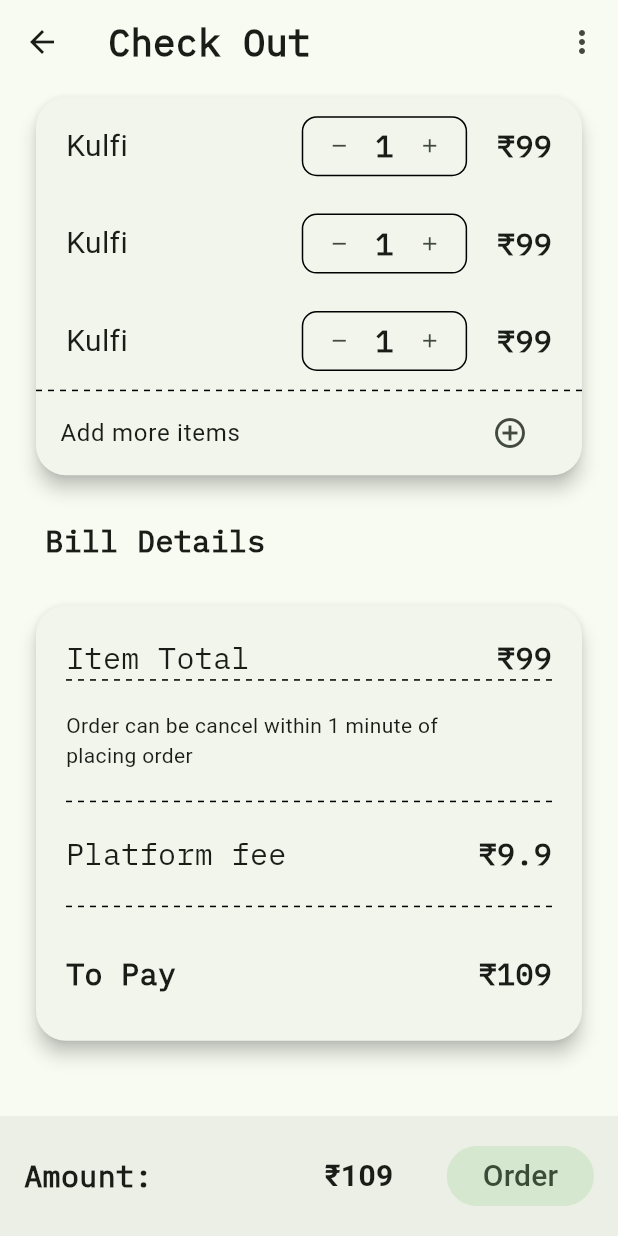
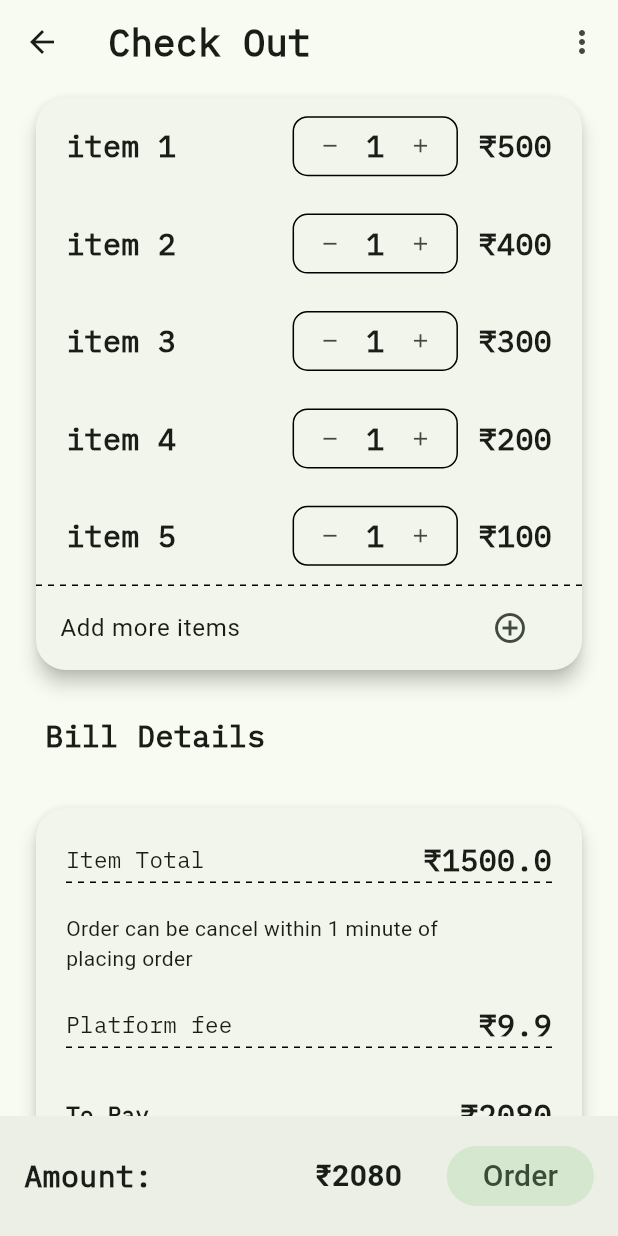
Before and after one commit to Cscreed3131/Silicon_Eats, a Flutter app: the screen it shows once a user with an empty profile is signed in, after a tap on the "fastfood" icon, on a phone screen of 412 x 824 dp. Run offline on Flutter 3.47's test engine with Material 2 defaults, Android fonts, the phone set to English and light mode, and no system bars; drawn by our look-alikes of dotted_line; our stand-ins replace cloud_firestore, firebase_auth, firebase_core, firebase_storage, flutter_riverpod, image_picker; accounts and stored records are empty.

Commit message:
major chanages in cartscreen

```diff
--- a/lib/src/home/screens/cart_screen.dart
+++ b/lib/src/home/screens/cart_screen.dart
@@ -1,24 +1,84 @@
 import 'package:dotted_line/dotted_line.dart';
 import 'package:flutter/material.dart';
 
-class CartScreen extends StatelessWidget {
+class CartScreen extends StatefulWidget {
   const CartScreen({super.key});
   static const routeName = '/cart-screen';
+  @override
+  State<CartScreen> createState() => _CartScreenState();
+}
+
+class _CartScreenState extends State<CartScreen> {
+  final itemMap = {
+    'item 1': 500,
+    'item 2': 400,
+    'item 3': 300,
+    'item 4': 200,
+    'item 5': 100,
+  };
+
+  Map<String, int> itemCount = {};
+
+  @override
+  void initState() {
+    super.initState();
+    itemCount = Map.fromEntries(itemMap.entries.map((e) => MapEntry(e.key, 1)));
+  }
+
+  void _incrementCount(String itemName) {
+    setState(() {
+      itemCount[itemName] = itemCount[itemName]! + 1;
+    });
+  }
+
+  void _decrementCount(String itemName) {
+    setState(() {
+      if (itemCount[itemName]! > 0) {
+        itemCount[itemName] = itemCount[itemName]! - 1;
+      }
+    });
+  }
+
+  double calculateItemTotal() {
+    double total = 0;
+    itemMap.forEach((key, value) {
+      total += value * itemCount[key]!;
+    });
+    return total;
+  }
+
+  double calculateGST() {
+    double total = calculateItemTotal();
+    return total * 0.18;
+  }
+
+  double getDeliveryPrice() {
+    double kms = 10;
+    double fixedPrice = 30;
+    return kms * fixedPrice;
+  }
+
+  int calulateAmount() {
+    double gst = calculateGST();
+    double total = calculateItemTotal();
+    double delivery = getDeliveryPrice();
+    double result = gst + total + delivery + 9.9;
+    return result.round();
+  }
+
   @override
   Widget build(BuildContext context) {
     final screenHeight = MediaQuery.of(context).size.height;
     final screenwidth = MediaQuery.of(context).size.width;
+
     return Scaffold(
-      body: CustomScrollView(
-        slivers: [
-          SliverAppBar(
-            pinned: true,
+      appBar: AppBar(
         title: const Text(
           'Check Out',
           style: TextStyle(
-                fontFamily: 'IBMPLexMono',
+            fontFamily: 'IBMPlexMono',
+            fontSize: 25.0,
             fontWeight: FontWeight.bold,
-                fontSize: 25,
           ),
         ),
         actions: [
@@ -40,8 +100,10 @@ class CartScreen extends StatelessWidget {
           )
         ],
       ),
-          SliverToBoxAdapter(
-            child: Padding(
+      body: SingleChildScrollView(
+        child: Column(
+          children: [
+            Padding(
               padding: const EdgeInsets.symmetric(
                 horizontal: 20,
                 vertical: 5,
@@ -53,12 +115,12 @@ class CartScreen extends StatelessWidget {
                     SizedBox(
                       // height: screenHeight / 2 * (3 / 3),
                       width: double.infinity,
-                      child: SingleChildScrollView(
                       child: Column(
                         children: [
                           ListView.builder(
                             shrinkWrap: true,
-                              itemCount: 3,
+                            physics: const NeverScrollableScrollPhysics(),
+                            itemCount: itemMap.length,
                             itemBuilder: (context, index) {
                               return Padding(
                                 padding: const EdgeInsets.symmetric(
@@ -78,14 +140,16 @@ class CartScreen extends StatelessWidget {
                                         children: [
                                           SizedBox(
                                             width: screenwidth / 3,
-                                              child: const Text(
-                                                'Kulfi', // dynamic name
+                                            child: Text(
+                                              itemMap.entries
+                                                  .elementAt(index)
+                                                  .key,
                                               maxLines: 2,
                                               overflow: TextOverflow.ellipsis,
-                                                style: TextStyle(
+                                              style: const TextStyle(
                                                 fontSize: 20,
-                                                  // fontFamily: "IBMPLexMono",
-                                                  // fontWeight: FontWeight.bold,
+                                                fontFamily: "IBMPLexMono",
+                                                fontWeight: FontWeight.bold,
                                               ),
                                             ),
                                           ),
@@ -110,13 +174,14 @@ class CartScreen extends StatelessWidget {
                                             IconButton(
                                               icon: const Icon(Icons.remove),
                                               iconSize: 15,
-                                                onPressed: () {
-                                                  // Decrease the number of items in the cart
-                                                },
+                                              onPressed: () => _decrementCount(
+                                                  itemMap.entries
+                                                      .elementAt(index)
+                                                      .key),
                                             ),
-                                              const Text(
-                                                '1', // This should be a dynamic value representing the current number of items
-                                                style: TextStyle(
+                                            Text(
+                                              '${itemCount[itemMap.entries.elementAt(index).key]}', // This should be a dynamic value representing the current number of items
+                                              style: const TextStyle(
                                                 fontSize: 20,
                                                 fontFamily: "IBMPLexMono",
                                                 fontWeight: FontWeight.bold,
@@ -125,16 +190,17 @@ class CartScreen extends StatelessWidget {
                                             IconButton(
                                               icon: const Icon(Icons.add),
                                               iconSize: 15,
-                                                onPressed: () {
-                                                  // Increase the number of items in the cart
-                                                },
+                                              onPressed: () => _incrementCount(
+                                                  itemMap.entries
+                                                      .elementAt(index)
+                                                      .key),
                                             ),
                                           ],
                                         ),
                                       ),
-                                        const Text(
-                                          '₹99', //dynamic
-                                          style: TextStyle(
+                                      Text(
+                                        '₹${itemMap.entries.elementAt(index).value}', //dynamic
+                                        style: const TextStyle(
                                           fontSize: 20,
                                           fontFamily: "IBMPLexMono",
                                           fontWeight: FontWeight.w700,
@@ -150,8 +216,8 @@ class CartScreen extends StatelessWidget {
                           ListTile(
                             title: const Text('Add more items'),
                             trailing: IconButton(
-                                icon: const Icon(
-                                    Icons.add_circle_outline_outlined),
+                              icon:
+                                  const Icon(Icons.add_circle_outline_outlined),
                               onPressed: () {
                                 // Add more items to the cart
                               },
@@ -160,14 +226,11 @@ class CartScreen extends StatelessWidget {
                         ],
                       ),
                     ),
-                    ),
                   ],
                 ),
               ),
             ),
-          ),
-          SliverToBoxAdapter(
-            child: Column(
+            Column(
               // mainAxisAlignment: MainAxisAlignment.start,
               crossAxisAlignment: CrossAxisAlignment.start,
               children: [
@@ -188,7 +251,7 @@ class CartScreen extends StatelessWidget {
                 Padding(
                   padding: const EdgeInsets.symmetric(
                     horizontal: 20,
-                    vertical: 5,
+                    vertical: 10,
                   ),
                   child: Card(
                     child: Padding(
@@ -202,19 +265,19 @@ class CartScreen extends StatelessWidget {
                         child: Column(
                           crossAxisAlignment: CrossAxisAlignment.start,
                           children: [
-                            const Row(
+                            Row(
                               mainAxisAlignment: MainAxisAlignment.spaceBetween,
                               children: [
-                                Text(
+                                const Text(
                                   'Item Total',
                                   style: TextStyle(
-                                    fontSize: 20,
+                                    fontSize: 15,
                                     fontFamily: 'IBMPLexMono',
                                   ),
                                 ),
                                 Text(
-                                  '₹99', //dynamic
-                                  style: TextStyle(
+                                  '₹${calculateItemTotal()}', //dynamic
+                                  style: const TextStyle(
                                     fontSize: 20,
                                     fontFamily: "IBMPLexMono",
                                     fontWeight: FontWeight.w700,
@@ -232,11 +295,8 @@ class CartScreen extends StatelessWidget {
                                 ),
                               ),
                             ),
-                            const DottedLine(),
                             const Padding(
-                              padding: EdgeInsets.symmetric(
-                                vertical: 20,
-                              ),
+                              padding: EdgeInsets.only(top: 0, bottom: 0),
                               child: Row(
                                 mainAxisAlignment:
                                     MainAxisAlignment.spaceBetween,
@@ -244,7 +304,7 @@ class CartScreen extends StatelessWidget {
                                   Text(
                                     'Platform fee',
                                     style: TextStyle(
-                                      fontSize: 20,
+                                      fontSize: 15,
                                       fontFamily: 'IBMPLexMono',
                                     ),
                                   ),
@@ -260,8 +320,8 @@ class CartScreen extends StatelessWidget {
                               ),
                             ),
                             const DottedLine(),
-                            const Padding(
-                              padding: EdgeInsets.only(
+                            Padding(
+                              padding: const EdgeInsets.only(
                                 top: 30,
                                 bottom: 10,
                               ),
@@ -269,17 +329,17 @@ class CartScreen extends StatelessWidget {
                                 mainAxisAlignment:
                                     MainAxisAlignment.spaceBetween,
                                 children: [
-                                  Text(
+                                  const Text(
                                     'To Pay',
                                     style: TextStyle(
-                                      fontSize: 20,
+                                      fontSize: 15,
                                       fontWeight: FontWeight.bold,
                                       fontFamily: 'IBMPLexMono',
                                     ),
                                   ),
                                   Text(
-                                    '₹109', //dynamic
-                                    style: TextStyle(
+                                    '₹${calulateAmount()}', //dynamic
+                                    style: const TextStyle(
                                       fontSize: 20,
                                       fontFamily: "IBMPLexMono",
                                       fontWeight: FontWeight.w700,
@@ -296,8 +356,11 @@ class CartScreen extends StatelessWidget {
                 ),
               ],
             ),
+            const SizedBox(
+              height: 10,
             ),
           ],
+        ),
       ),
       bottomNavigationBar: BottomAppBar(
         child: Row(
@@ -314,9 +377,9 @@ class CartScreen extends StatelessWidget {
                 ),
               ),
             ),
-            const Text(
-              '₹109',
-              style: TextStyle(
+            Text(
+              '₹${calulateAmount()}',
+              style: const TextStyle(
                 fontSize: 20,
                 fontWeight: FontWeight.bold,
               ),
```
Lines whose indentation alone changed are shown as unchanged.
